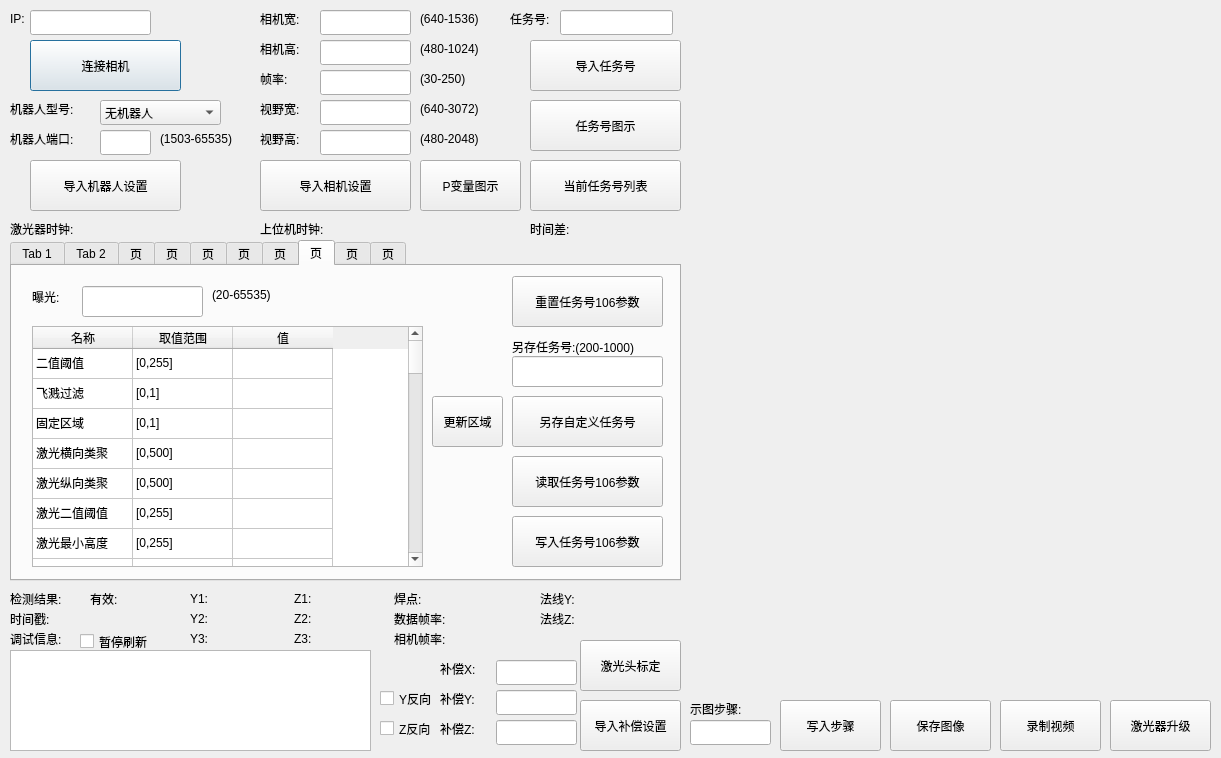
Qt form qtmysunnydlg.ui (qubo188612/qtmysunny) before a commit.
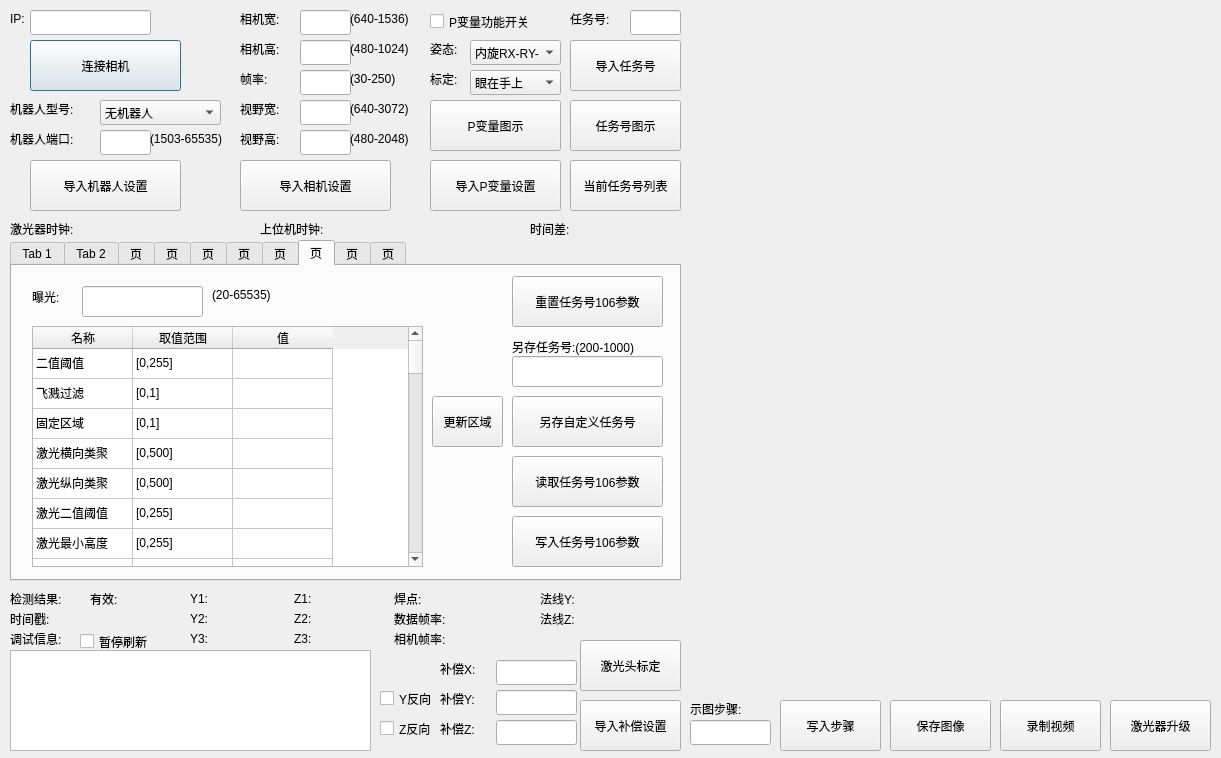
The same form after that commit. Custom widgets are drawn as their Qt base class.

Diff of the .ui file:
```diff
--- a/qtmysunnydlg.ui
+++ b/qtmysunnydlg.ui
@@ -288,7 +288,7 @@
   <widget class="QLabel" name="label_12">
    <property name="geometry">
     <rect>
-     <x>510</x>
+     <x>570</x>
      <y>10</y>
      <width>51</width>
      <height>17</height>
@@ -301,9 +301,9 @@
   <widget class="QLineEdit" name="tasknum">
    <property name="geometry">
     <rect>
-     <x>560</x>
+     <x>630</x>
      <y>10</y>
-     <width>113</width>
+     <width>51</width>
      <height>25</height>
     </rect>
    </property>
@@ -311,9 +311,9 @@
   <widget class="QPushButton" name="tasknumsetBtn">
    <property name="geometry">
     <rect>
-     <x>530</x>
+     <x>570</x>
      <y>40</y>
-     <width>151</width>
+     <width>111</width>
      <height>51</height>
     </rect>
    </property>
@@ -324,9 +324,9 @@
   <widget class="QPushButton" name="tasknumshowBtn">
    <property name="geometry">
     <rect>
-     <x>530</x>
+     <x>570</x>
      <y>100</y>
-     <width>151</width>
+     <width>111</width>
      <height>51</height>
     </rect>
    </property>
@@ -539,9 +539,9 @@
   <widget class="QLineEdit" name="cam_width">
    <property name="geometry">
     <rect>
-     <x>320</x>
+     <x>300</x>
      <y>10</y>
-     <width>91</width>
+     <width>51</width>
      <height>25</height>
     </rect>
    </property>
@@ -549,7 +549,7 @@
   <widget class="QLabel" name="label_28">
    <property name="geometry">
     <rect>
-     <x>260</x>
+     <x>240</x>
      <y>10</y>
      <width>51</width>
      <height>17</height>
@@ -562,7 +562,7 @@
   <widget class="QLabel" name="label_29">
    <property name="geometry">
     <rect>
-     <x>260</x>
+     <x>240</x>
      <y>40</y>
      <width>51</width>
      <height>17</height>
@@ -575,9 +575,9 @@
   <widget class="QLineEdit" name="cam_height">
    <property name="geometry">
     <rect>
-     <x>320</x>
+     <x>300</x>
      <y>40</y>
-     <width>91</width>
+     <width>51</width>
      <height>25</height>
     </rect>
    </property>
@@ -585,7 +585,7 @@
   <widget class="QPushButton" name="setcamsizeBtn">
    <property name="geometry">
     <rect>
-     <x>260</x>
+     <x>240</x>
      <y>160</y>
      <width>151</width>
      <height>51</height>
@@ -6653,7 +6653,7 @@
   <widget class="QLabel" name="label_30">
    <property name="geometry">
     <rect>
-     <x>420</x>
+     <x>350</x>
      <y>10</y>
      <width>81</width>
      <height>17</height>
@@ -6666,7 +6666,7 @@
   <widget class="QLabel" name="label_31">
    <property name="geometry">
     <rect>
-     <x>420</x>
+     <x>350</x>
      <y>40</y>
      <width>81</width>
      <height>17</height>
@@ -6757,9 +6757,9 @@
   <widget class="QLineEdit" name="cam_fps">
    <property name="geometry">
     <rect>
-     <x>320</x>
+     <x>300</x>
      <y>70</y>
-     <width>91</width>
+     <width>51</width>
      <height>25</height>
     </rect>
    </property>
@@ -6767,7 +6767,7 @@
   <widget class="QLabel" name="label_39">
    <property name="geometry">
     <rect>
-     <x>260</x>
+     <x>240</x>
      <y>70</y>
      <width>51</width>
      <height>17</height>
@@ -6780,7 +6780,7 @@
   <widget class="QLabel" name="label_40">
    <property name="geometry">
     <rect>
-     <x>420</x>
+     <x>350</x>
      <y>70</y>
      <width>81</width>
      <height>17</height>
@@ -6832,7 +6832,7 @@
   <widget class="QLabel" name="label_43">
    <property name="geometry">
     <rect>
-     <x>160</x>
+     <x>150</x>
      <y>130</y>
      <width>91</width>
      <height>17</height>
@@ -6845,7 +6845,7 @@
   <widget class="QLabel" name="label_44">
    <property name="geometry">
     <rect>
-     <x>260</x>
+     <x>240</x>
      <y>130</y>
      <width>51</width>
      <height>17</height>
@@ -6858,9 +6858,9 @@
   <widget class="QLineEdit" name="cam_view_width">
    <property name="geometry">
     <rect>
-     <x>320</x>
+     <x>300</x>
      <y>100</y>
-     <width>91</width>
+     <width>51</width>
      <height>25</height>
     </rect>
    </property>
@@ -6868,7 +6868,7 @@
   <widget class="QLabel" name="label_45">
    <property name="geometry">
     <rect>
-     <x>420</x>
+     <x>350</x>
      <y>100</y>
      <width>81</width>
      <height>17</height>
@@ -6881,9 +6881,9 @@
   <widget class="QLineEdit" name="cam_view_height">
    <property name="geometry">
     <rect>
-     <x>320</x>
+     <x>300</x>
      <y>130</y>
-     <width>91</width>
+     <width>51</width>
      <height>25</height>
     </rect>
    </property>
@@ -6891,7 +6891,7 @@
   <widget class="QLabel" name="label_46">
    <property name="geometry">
     <rect>
-     <x>260</x>
+     <x>240</x>
      <y>100</y>
      <width>51</width>
      <height>17</height>
@@ -6904,7 +6904,7 @@
   <widget class="QLabel" name="label_47">
    <property name="geometry">
     <rect>
-     <x>420</x>
+     <x>350</x>
      <y>130</y>
      <width>81</width>
      <height>17</height>
@@ -7103,9 +7103,9 @@
   <widget class="QPushButton" name="taskclearBtn">
    <property name="geometry">
     <rect>
-     <x>530</x>
+     <x>570</x>
      <y>160</y>
-     <width>151</width>
+     <width>111</width>
      <height>51</height>
     </rect>
    </property>
@@ -7155,9 +7155,9 @@
   <widget class="QPushButton" name="pshowBtn">
    <property name="geometry">
     <rect>
-     <x>420</x>
-     <y>160</y>
-     <width>101</width>
+     <x>430</x>
+     <y>100</y>
+     <width>131</width>
      <height>51</height>
     </rect>
    </property>
@@ -7165,6 +7165,103 @@
     <string>P变量图示</string>
    </property>
   </widget>
+  <widget class="QPushButton" name="psetBtn">
+   <property name="geometry">
+    <rect>
+     <x>430</x>
+     <y>160</y>
+     <width>131</width>
+     <height>51</height>
+    </rect>
+   </property>
+   <property name="text">
+    <string>导入P变量设置</string>
+   </property>
+  </widget>
+  <widget class="QComboBox" name="comboBox_3">
+   <property name="geometry">
+    <rect>
+     <x>470</x>
+     <y>70</y>
+     <width>91</width>
+     <height>25</height>
+    </rect>
+   </property>
+   <item>
+    <property name="text">
+     <string>眼在手上</string>
+    </property>
+   </item>
+   <item>
+    <property name="text">
+     <string>眼在手外</string>
+    </property>
+   </item>
+  </widget>
+  <widget class="QLabel" name="label_13">
+   <property name="geometry">
+    <rect>
+     <x>430</x>
+     <y>40</y>
+     <width>41</width>
+     <height>17</height>
+    </rect>
+   </property>
+   <property name="text">
+    <string>姿态:</string>
+   </property>
+  </widget>
+  <widget class="QLabel" name="label_14">
+   <property name="geometry">
+    <rect>
+     <x>430</x>
+     <y>70</y>
+     <width>41</width>
+     <height>17</height>
+    </rect>
+   </property>
+   <property name="text">
+    <string>标定:</string>
+   </property>
+  </widget>
+  <widget class="QComboBox" name="comboBox_2">
+   <property name="geometry">
+    <rect>
+     <x>470</x>
+     <y>40</y>
+     <width>91</width>
+     <height>25</height>
+    </rect>
+   </property>
+   <item>
+    <property name="text">
+     <string>内旋RX-RY-RZ</string>
+    </property>
+   </item>
+   <item>
+    <property name="text">
+     <string>外旋RZ-RY-RX</string>
+    </property>
+   </item>
+   <item>
+    <property name="text">
+     <string>内旋RX-&quot;RY&quot;-RZ</string>
+    </property>
+   </item>
+  </widget>
+  <widget class="QCheckBox" name="checkBox_pEn">
+   <property name="geometry">
+    <rect>
+     <x>430</x>
+     <y>10</y>
+     <width>131</width>
+     <height>23</height>
+    </rect>
+   </property>
+   <property name="text">
+    <string>P变量功能开关</string>
+   </property>
+  </widget>
  </widget>
  <customwidgets>
   <customwidget>
```
